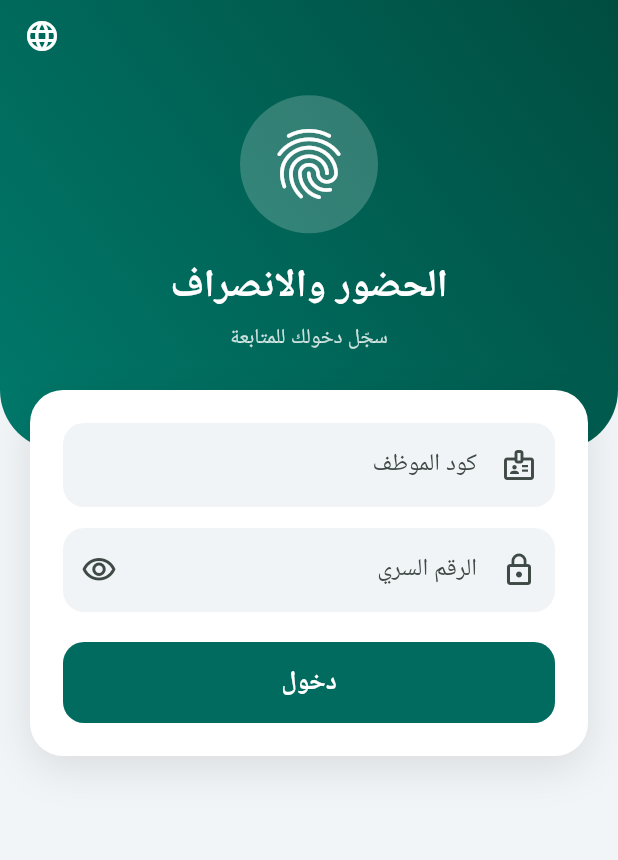
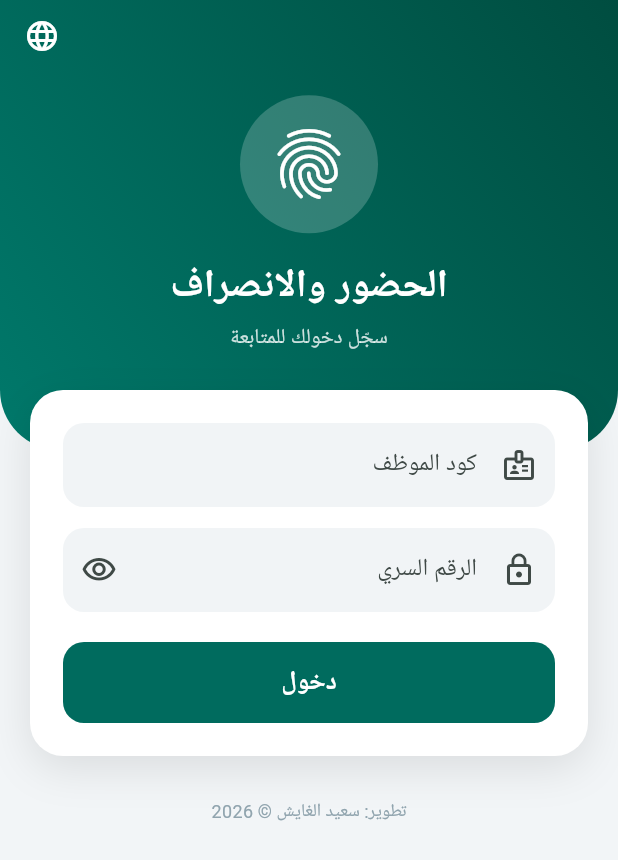
Before and after one commit to Saidelghysh/attendance-system, a Flutter app: the screen it shows after launch, on a phone screen of 412 x 824 dp. Shown: the top 860 px of the screen. Run offline on Flutter 3.47's test engine with Material 3 defaults, Android fonts, the phone set to English and light mode, and no system bars; our stand-ins replace animate_do, cloud_firestore, dio, firebase_auth, firebase_core, flutter_compass and 10 more; missing offline and left inert: adhan_dart; accounts and stored records are empty.

Commit message:
Add files via upload

```diff
--- a/worker_app/lib/main.dart
+++ b/worker_app/lib/main.dart
@@ -86,6 +86,9 @@ const Map<String, Map<String, String>> _tr = {
     'update_title': 'تحديث جديد',
     'update_body': 'يوجد إصدار جديد من التطبيق. اضغط تحديث لتنزيله، وبعد التنزيل افتح الملف للتثبيت.',
     'update_now': 'تحديث الآن',
+    'about_title': 'حول التطبيق',
+    'signature': 'تطوير: سعيد الغايش © 2026',
+    'version': 'الإصدار',
   },
   'en': {
     'app_title': 'Attendance',
@@ -152,6 +155,9 @@ const Map<String, Map<String, String>> _tr = {
     'update_title': 'Update available',
     'update_body': 'A new version is available. Tap Update to download it, then open the file to install.',
     'update_now': 'Update now',
+    'about_title': 'About',
+    'signature': 'Developed by Said Elghysh © 2026',
+    'version': 'Version',
   },
   'hi': {
     'app_title': 'उपस्थिति',
@@ -216,6 +222,9 @@ const Map<String, Map<String, String>> _tr = {
     'update_title': 'नया अपडेट उपलब्ध',
     'update_body': 'नया संस्करण उपलब्ध है। डाउनलोड के लिए अपडेट दबाएँ, फिर इंस्टॉल करने के लिए फ़ाइल खोलें।',
     'update_now': 'अभी अपडेट करें',
+    'about_title': 'ऐप के बारे में',
+    'signature': 'Developed by Said Elghysh © 2026',
+    'version': 'संस्करण',
   },
 };
 
@@ -688,6 +697,19 @@ class _LoginPageState extends State<LoginPage> {
                         ),
                       ],
                     ],
+                  ),
+                ),
+              ),
+              Transform.translate(
+                offset: const Offset(0, -24),
+                child: Padding(
+                  padding: const EdgeInsets.symmetric(vertical: 12),
+                  child: Text(
+                    t('signature'),
+                    style: const TextStyle(
+                      color: Color(0xFF90A4AE),
+                      fontSize: 12,
+                    ),
                   ),
                 ),
               ),
@@ -1065,6 +1087,14 @@ class _HomePageState extends State<HomePage> {
                       msg(t('bio_disabled'));
                     }
                   },
+                ),
+              ),
+              ListTile(
+                leading: const Icon(Icons.info_outline),
+                isThreeLine: true,
+                title: Text(t('about_title')),
+                subtitle: Text(
+                  '${t('version')} 1.0 (${kBuild == 0 ? 'dev' : kBuild})\n${t('signature')}',
                 ),
               ),
               ListTile(
```
